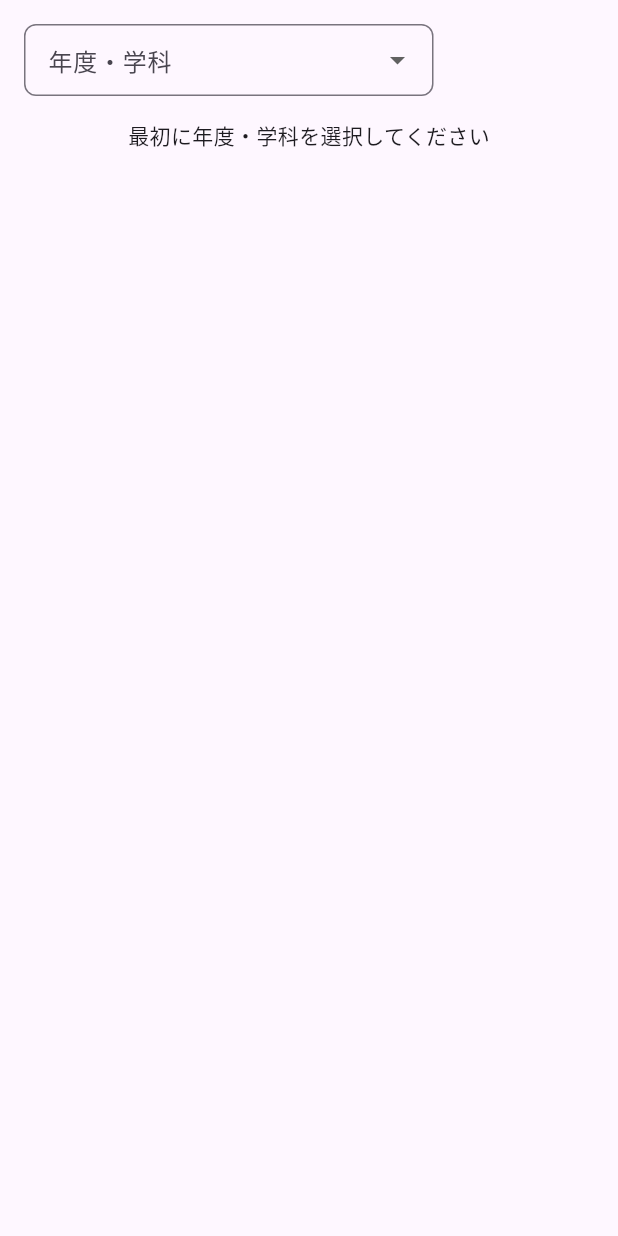
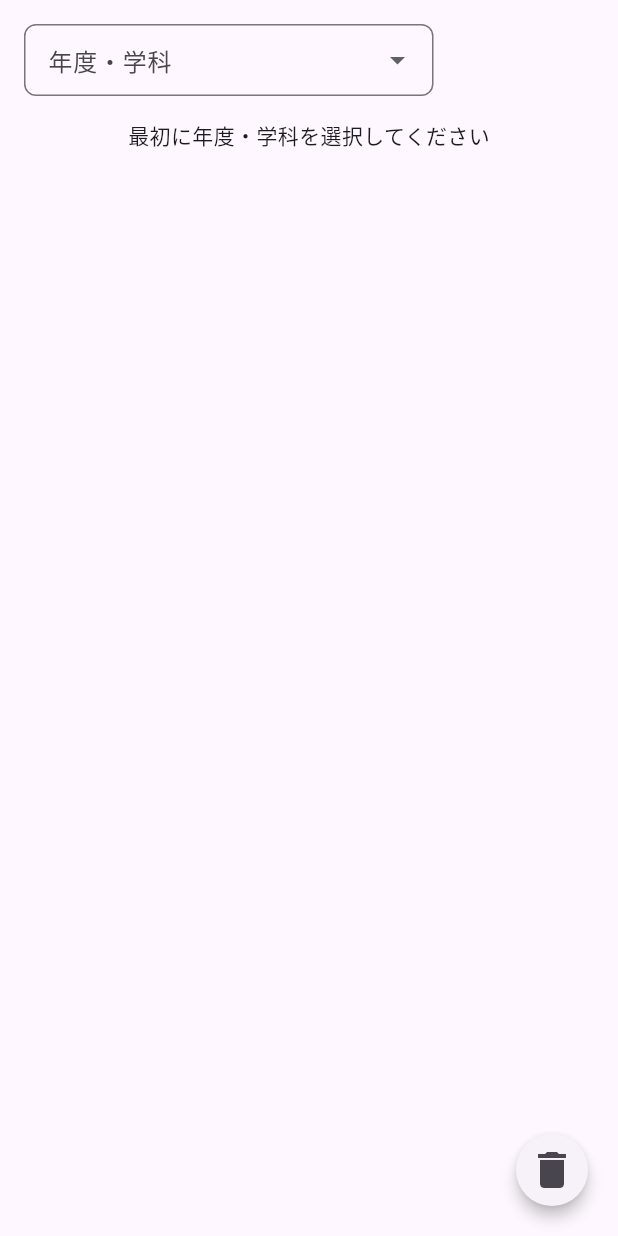
Before and after one commit to Rerurate514/tanni_simulator, a Flutter app: the screen it shows after launch, on a phone screen of 412 x 824 dp. Run offline on Flutter 3.47's test engine with Material 3 defaults, Android fonts, the phone set to English and light mode, and no system bars; our stand-ins replace flutter_hooks, flutter_riverpod, freezed_annotation, hooks_riverpod, percent_indicator, riverpod_annotation and 1 more; generated files the repository leaves out were written again.

Commit message:
deselectAllのボタンを追加

```diff
--- a/lib/application/state/course_list_notifier.dart
+++ b/lib/application/state/course_list_notifier.dart
@@ -42,4 +42,8 @@ class CourseListNotifier extends _$CourseListNotifier {
       },
     );
   }
+
+  void deselectAll() {
+    state = state.map((course) => course.copyWith(isCompleted: false)).toList();
+  }
 }
--- /dev/null
+++ b/lib/presentation/pages/home/components/floating/deselect_all_button.dart
@@ -0,0 +1,25 @@
+import 'package:flutter/material.dart';
+import 'package:hooks_riverpod/hooks_riverpod.dart';
+import 'package:tanni_simulator/application/state/course_list_notifier.dart';
+
+class DeselectAllButton extends HookConsumerWidget {
+  const DeselectAllButton({super.key});
+  @override
+  Widget build(BuildContext context, WidgetRef ref) {
+    return Card(
+      shape: RoundedRectangleBorder(
+        borderRadius: BorderRadius.circular(32),
+      ),
+      elevation: 4,
+      child: IconButton(
+        onPressed: () {
+          ref.read(courseListProvider.notifier).deselectAll();
+        },
+        icon: const Icon(
+          Icons.delete,
+          size: 32,
+        )
+      )
+    );
+  }
+}
--- a/lib/presentation/pages/home/home_page.dart
+++ b/lib/presentation/pages/home/home_page.dart
@@ -1,6 +1,7 @@
 import 'package:flutter/material.dart';
 import 'package:hooks_riverpod/hooks_riverpod.dart';
 import 'package:tanni_simulator/presentation/pages/home/components/curriculum_dashboard.dart';
+import 'package:tanni_simulator/presentation/pages/home/components/floating/deselect_all_button.dart';
 import 'package:tanni_simulator/presentation/pages/home/components/selector/selector_adaptor.dart';
 import 'package:tanni_simulator/presentation/widgets/app_gap.dart';
 import 'package:tanni_simulator/presentation/widgets/page_wrapper.dart';
@@ -15,6 +16,7 @@ class _HomePageState extends ConsumerState<HomePage> {
   @override
   Widget build(BuildContext context) {
     return const PageWrapper(
+      floatingActionButton: DeselectAllButton(),
       child: Column(
         children: [
           SelectorAdaptor(),
```
